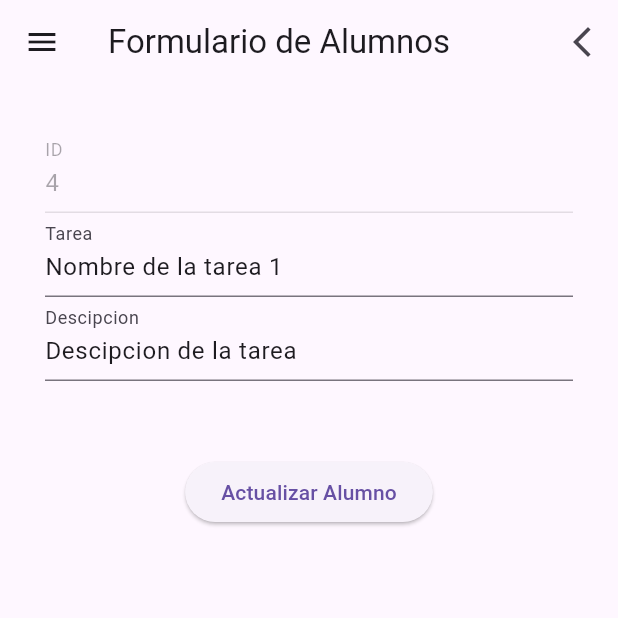
After one commit to BAlbertoGA/flutter_control_escolar, a Flutter app: the MyListaTareas screen opened by its route, after a tap on the "edit" icon, on a phone screen of 412 x 824 dp, the top half of it. The commit adds this screen. Run offline on Flutter 3.47's test engine with Material 3 defaults, Android fonts, the phone set to English and light mode, and no system bars.

Commit message:
agregado de la pantala de lista tareas con su formulario

```diff
--- a/lib/drawer.dart
+++ b/lib/drawer.dart
@@ -124,6 +124,31 @@ class MyDrawer extends StatelessWidget {
               },
             ),
           ),
+          Container(
+            margin: EdgeInsets.all(10),
+            decoration: BoxDecoration(
+              color: Colors.grey,
+              borderRadius: BorderRadius.only(
+                topLeft: Radius.circular(20),
+                bottomRight: Radius.circular(20),
+              ),
+              boxShadow: [
+                BoxShadow(
+                  color: Colors.black,
+                  blurRadius: 10,
+                  offset: Offset(4, 4),
+                ),
+              ],
+            ),
+            child: ListTile(
+              leading: Icon(Icons.book),
+              title: Text("Lista Tareas"),
+              onTap: () {
+                Navigator.pop(context); // Cerrar el drawer
+                Navigator.pushNamed(context, AppRoutes.rutaTareas);
+              },
+            ),
+          ),
           /*
           ListTile(
             leading: Icon(Icons.home),
--- a/lib/formulario_alumno.dart
+++ b/lib/formulario_alumno.dart
@@ -16,7 +16,6 @@ class MyFormularioAlumnoState extends State<MyFormularioAlumno> {
   final crtlId = TextEditingController();
   final crtlNombre = TextEditingController();
   final crtlTelefono = TextEditingController();
-  // final crtlGenero = TextEditingController();
   bool nuevoAlumno = true;
   String? _selectedValue;
   String? _generoActualizado;
--- /dev/null
+++ b/lib/formulariotareas.dart
@@ -0,0 +1,134 @@
+import 'package:flutter/material.dart';
+import 'package:flutter/services.dart';
+import 'package:flutter_control_escolar/drawer.dart';
+import 'package:flutter_control_escolar/listatareas.dart';
+import 'package:flutter_control_escolar/routes.dart';
+
+class MyFormularioTareas extends StatefulWidget {
+  const MyFormularioTareas({super.key});
+
+  @override
+  State<MyFormularioTareas> createState() => MyFormularioTareasState();
+}
+
+class MyFormularioTareasState extends State<MyFormularioTareas> {
+  final _formKey = GlobalKey<FormState>();
+  final crtlId = TextEditingController();
+  final crtlNombre = TextEditingController();
+  final crtlDescripcion = TextEditingController();
+  bool nuevaTarea = true;
+
+  @override
+  Widget build(BuildContext context) {
+    final id = (ModalRoute.of(context)?.settings.arguments);
+    if (id != null) {
+      nuevaTarea = false;
+      var tareasLista = MyListaTareas.tareas.firstWhere(
+        (alumno) => alumno['id'] == id,
+      );
+      crtlId.text = tareasLista['id'].toString();
+      crtlNombre.text = tareasLista['name'];
+      crtlDescripcion.text = tareasLista['descripcion'].toString();
+    }
+    return Scaffold(
+      appBar: AppBar(
+        title: Title(color: Colors.black, child: Text("Formulario de Alumnos")),
+        actions: <Widget>[
+          IconButton(
+            onPressed: () {
+              Navigator.pop(context);
+            },
+            icon: Icon(Icons.arrow_back_ios_new),
+          ),
+        ],
+      ),
+      drawer: MyDrawer(),
+      body: SingleChildScrollView(
+        padding: EdgeInsets.all(30),
+        child: Form(
+          key: _formKey,
+          child: Column(
+            children: [
+              TextFormField(
+                enabled: nuevaTarea,
+                controller: crtlId, //Agrega el valor de los controllers
+                decoration: InputDecoration(label: Text("ID")),
+                keyboardType: TextInputType.number,
+                inputFormatters: [
+                  FilteringTextInputFormatter.allow(RegExp(r'[0-9]')),
+                ],
+                validator: (value) {
+                  if (value == null || value.isEmpty) {
+                    return 'Ingrese el ID';
+                  }
+                  if (int.tryParse(value) == null) {
+                    return 'El ID debe ser numerico';
+                  }
+                  return null;
+                },
+              ),
+              TextFormField(
+                controller: crtlNombre, //Agrega el valor de los controllers
+                decoration: InputDecoration(label: Text("Tarea")),
+                keyboardType: TextInputType.text,
+                validator: (value) {
+                  if (value == null || value.isEmpty) {
+                    return 'Ingrese un nombre';
+                  }
+                  return null;
+                },
+              ),
+              TextFormField(
+                controller: crtlDescripcion, //Agrega el valor de los controllers
+                decoration: InputDecoration(label: Text("Descipcion")),
+                keyboardType: TextInputType.text,
+                validator: (value) {
+                  if (value == null || value.isEmpty) {
+                    return 'Ingrese una descripcion';
+                  }
+                  return null;
+                },
+              ),
+              SizedBox(height: 50),
+              ElevatedButton(
+                onPressed: () {
+                  if (_formKey.currentState!.validate()) {
+                    String idTarea = crtlId.text;
+                    String nombreTarea = crtlNombre.text;
+                    String descripcion = crtlDescripcion.text;
+
+                    if (!nuevaTarea) {
+                      int indexAlumno = MyListaTareas.tareas.indexWhere(
+                        (alumno) => alumno['id'] == id,
+                      );
+                      MyListaTareas.tareas[indexAlumno] = {
+                        'id': int.parse(idTarea),
+                        'name': nombreTarea,
+                        'descripcion': int.parse(descripcion),
+                      };
+
+                      ScaffoldMessenger.of(context).showSnackBar(
+                        SnackBar(content: Text('Datos Actualizados')),
+                      );
+                    } else {
+                      MyListaTareas.tareas.add({
+                        'id': int.parse(idTarea),
+                        'name': nombreTarea,
+                        'descripcion': int.parse(descripcion),
+                      });
+                      ScaffoldMessenger.of(context).showSnackBar(
+                        SnackBar(content: Text('Alumno Agregado')),
+                      );
+                    }
+                    Navigator.pushNamed(context, AppRoutes.rutaTareas);
+                  }
+                },
+                child: Text(nuevaTarea ? "Enviar" : "Actualizar Alumno"),
+              ),
+            ],
+          ),
+        ),
+      ),
+    );
+  }
+}
--- /dev/null
+++ b/lib/listatareas.dart
@@ -0,0 +1,176 @@
+import 'package:flutter/material.dart';
+import 'package:flutter_control_escolar/drawer.dart';
+import 'package:flutter_control_escolar/routes.dart';
+
+class MyListaTareas extends StatefulWidget {
+  const MyListaTareas({super.key});
+
+  static List tareas = [
+    {
+      'id': 4, 'name': "Nombre de la tarea 1", 'descripcion': "Descipcion de la tarea",
+    },
+    {
+      'id': 5,
+      'name': "Nombre de la tarea 2",
+      'descripcion': "Descipcion de la tarea",
+    },
+    {
+      'id': 6,
+      'name': "Nombre de la tarea 3",
+      'descripcion': "Descipcion de la tarea",
+    },
+    {
+      'id': 7,
+      'name': "Nombre de la tarea 4",
+      'descripcion': "Descipcion de la tarea",
+    },
+  ];
+
+  @override
+  State<MyListaTareas> createState() => MyListaTareasState();
+}
+
+class MyListaTareasState extends State<MyListaTareas> {
+  @override
+  Widget build(BuildContext context) {
+    return Scaffold(
+      appBar: AppBar(
+        title: const Text('Lista Tareas'),
+        actions: <Widget>[
+          IconButton(
+            onPressed: () {
+              Navigator.pop(context);
+            },
+            icon: Icon(Icons.arrow_back_ios_new),
+          ),
+        ],
+      ),
+      drawer: MyDrawer(),
+      body: SafeArea(
+        child: ListView.separated(
+          // Recorre cada uno de los elementos
+          itemBuilder: (_, index) => GestureDetector(
+            child: Container(
+              height: 70,
+              //estilo del contenedor
+              decoration: const BoxDecoration(
+                gradient: LinearGradient(
+                  colors: [
+                    Color.fromARGB(255, 94, 220, 217),
+                    Color.fromARGB(255, 0, 150, 136),
+                  ],
+                  begin: Alignment.topLeft,
+                  end: Alignment.bottomRight,
+                ),
+                borderRadius: BorderRadius.all(Radius.circular(10)),
+                boxShadow: [
+                  BoxShadow(
+                    color: Color.fromARGB(206, 90, 21, 21),
+                    blurRadius: 5,
+                    offset: Offset(10, 10),
+                  ),
+                ],
+              ),
+              margin: const EdgeInsets.all(20),
+              alignment: Alignment.center,
+
+              child: Row(
+                children: [
+                  Expanded(
+                    //informacion del alumno
+                    child: Column(
+                      children: [
+                        getListTitleElementLista(index, context),
+                      ],
+                    ),
+                  ),
+                ],
+              ),
+            ),
+          ),
+
+          separatorBuilder: (_, int index) {
+            return const Divider(height: 2, color: Colors.red);
+          },
+
+          itemCount: MyListaTareas.tareas.length,
+        ),
+      ),
+      floatingActionButton: getBottonFloatNuevoAlumno(),
+    );
+  }
+
+  getListTitleElementLista(index, context) {
+    return ListTile(
+      title: Text(
+        "${MyListaTareas.tareas[index]['name']}",
+        style: const TextStyle(
+          color: Colors.black,
+          fontWeight: FontWeight.bold,
+          fontSize: 16,
+        ),
+      ),
+      trailing: Wrap(
+        spacing: 0,
+        children: [
+          IconButton(
+            onPressed: () {
+              showDialog(
+                context: context,
+                builder: (context) => getAlert(index, context),
+              );
+            },
+            icon: Icon(Icons.delete),
+            tooltip: "Eliminar",
+          ),
+          IconButton(
+            onPressed: () {
+              Navigator.pushNamed(
+                context,
+                AppRoutes.rutaFormTareas,
+                arguments: MyListaTareas.tareas[index]['id'],
+              );
+            },
+            icon: Icon(Icons.edit),
+            tooltip: "Elitar",
+          ),
+        ],
+      ),
+    );
+  }
+
+  getAlert(index, context) {
+    return AlertDialog(
+      title: const Text("Desea Eliminar?"),
+      content: Text("Se eliminara ${MyListaTareas.tareas[index]['tarea']}"),
+      actions: [
+        TextButton(
+          onPressed: () {
+            Navigator.pop(context, 'Cancelar');
+          },
+          child: const Text('Cancelar'),
+        ),
+        TextButton(
+          onPressed: () {
+            setState(() {
+              MyListaTareas.tareas.removeWhere(
+                (item) => item['id'] == MyListaTareas.tareas[index]['id'],
+              );
+              Navigator.pop(context, 'OK');
+            });
+          },
+          child: const Text('Aceptar'),
+        ),
+      ],
+    );
+  }
+
+  getBottonFloatNuevoAlumno() {
+    return FloatingActionButton(
+      onPressed: () {
+        Navigator.pushNamed(context, AppRoutes.rutaFormTareas);
+      },
+      child: const Icon(Icons.add),
+    );
+  }
+}
--- a/lib/routes.dart
+++ b/lib/routes.dart
@@ -3,6 +3,8 @@ import 'package:flutter_control_escolar/altaalumno.dart';
 import 'package:flutter_control_escolar/capturacalificaciones.dart';
 import 'package:flutter_control_escolar/detalleAlumno.dart';
 import 'package:flutter_control_escolar/formulario_alumno.dart';
+import 'package:flutter_control_escolar/formulariotareas.dart';
+import 'package:flutter_control_escolar/listatareas.dart';
 import 'package:flutter_control_escolar/materias.dart';
 import 'package:flutter_control_escolar/mylistview.dart';
 
@@ -13,6 +15,9 @@ class AppRoutes {
   static const String rutaMaterias = "/rutaMaterias";
   static const String rutaAltaAlumno = "/rutaAltaAlumno";
   static const String rutaFormularioAlumno = "/rutaFormularioAlumnos";
+
+  static const String rutaTareas = "/rutaTareas";
+  static const String rutaFormTareas = "/rutaFormTareas";
 
   static final Map<String, Widget Function(BuildContext)> appRoutes = {
     rutaDetalleAlumno: (context) {
@@ -39,5 +44,15 @@ class AppRoutes {
     rutaFormularioAlumno: (context) {
       return const MyFormularioAlumno();
     },
+
+    rutaTareas: (context) {
+      return const MyListaTareas();
+    },
+
+    rutaFormTareas: (context) {
+      return const MyFormularioTareas();
+    },
+
+
   };
 }
```
